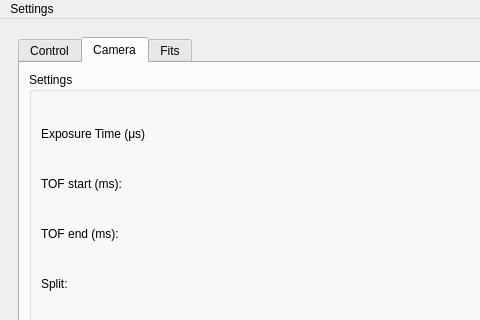
Above: mainwindow.ui from QSUM-UNB/GUI-ColdAtomCapture before the change; both pictures show x 0 to 480 and y 0 to 320 of the 1029 by 653 pixel window. Below: the same form after it.
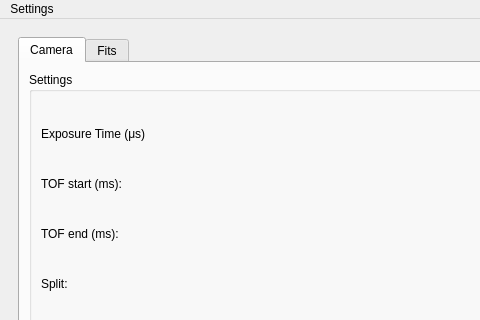
That is the form after the change. Custom widgets are drawn as their Qt base class.

Commit message: Fix accidentally undone changes

```diff
--- a/mainwindow.ui
+++ b/mainwindow.ui
@@ -23,11 +23,6 @@
          <property name="currentIndex">
           <number>1</number>
          </property>
-         <widget class="QWidget" name="controlTab">
-          <attribute name="title">
-           <string>Control</string>
-          </attribute>
-         </widget>
          <widget class="QWidget" name="cameraTab">
           <attribute name="title">
            <string>Camera</string>
```
Left out of the diff: 2 changed lines with no effect on the pictures. The commit also changes 1 other file.
